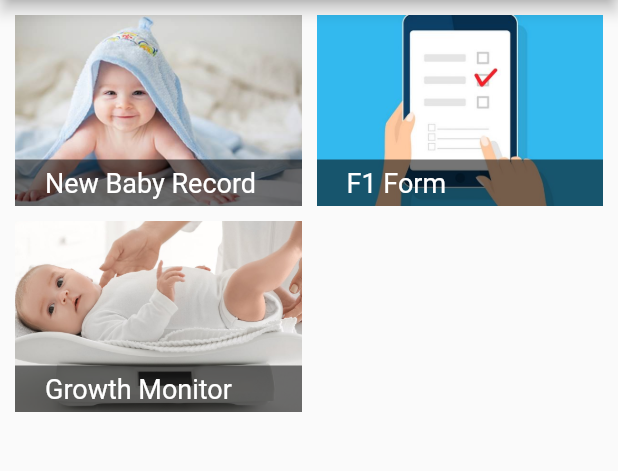
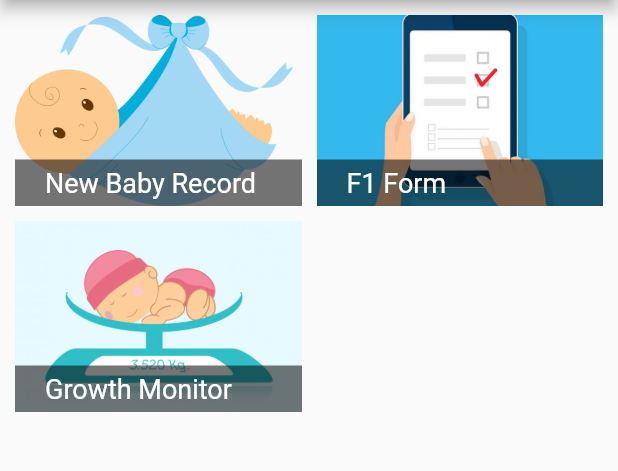
Before and after one commit to ndpdarshana/GroMo, a Flutter app: the screen it shows after launch, after a tap on "Login", on a phone screen of 412 x 824 dp, the part 84-555 px from its top. Run offline on Flutter 3.47's test engine with Material 2 defaults, Android fonts, the phone set to English and light mode, and no system bars; our stand-ins replace bloc, equatable, flutter_bloc, formz.

Commit message:
app decupling

```diff
--- /dev/null
+++ b/lib/app/app.dart
@@ -0,0 +1,53 @@
+import 'package:flutter/material.dart';
+import 'package:flutter_localizations/flutter_localizations.dart';
+import 'package:growMo/app_localizations.dart';
+import 'package:growMo/app_theme_data.dart';
+import 'package:growMo/login/login_screen.dart';
+import 'package:growMo/screens/edit_record_screen.dart';
+import 'package:growMo/screens/growth_monitoring_screen.dart';
+import 'package:growMo/screens/home_screen.dart';
+import 'package:growMo/screens/search_screen.dart';
+
+class App extends StatelessWidget {
+  @override
+  Widget build(BuildContext context) {
+    return MaterialApp(
+      title: 'GrowMo',
+      //List all the supported localizations
+      supportedLocales: [
+        Locale('en', 'US'),
+        Locale('id', 'ID'),
+      ],
+      // These delagates make sure that the localization data for the proper language is loaded
+      localizationsDelegates: [
+        // A class which loads the translations from json files
+        AppLocalizations.delegate,
+        // Built-in localization of basic text for Material widgets
+        GlobalMaterialLocalizations.delegate,
+        // Built-in localization for text direction LTR/RTL
+        GlobalWidgetsLocalizations.delegate,
+      ],
+      // Returns a locale which will be used by the app
+      localeResolutionCallback: (locale, supportedLocales) {
+        // Check if the current device locale is supported
+        for (var supportedLocale in supportedLocales) {
+          if (supportedLocale.languageCode == locale.languageCode &&
+              supportedLocale.countryCode == locale.countryCode) {
+            return supportedLocale;
+          }
+        }
+        // if the locale of the device is not supported, use the first one
+        // from the list (English, in this case)
+        return supportedLocales.first;
+      },
+      theme: AppThemeData.light(),
+      home: LoginScreen(),
+      routes: {
+        HomeScreen.routeName: (context) => HomeScreen(),
+        EditRecordScreen.routeName: (context) => EditRecordScreen(),
+        SearchScreen.routeName: (context) => SearchScreen(),
+        GrowthMonitoringScreen.routeName: (context) => GrowthMonitoringScreen()
+      },
+    );
+  }
+}
--- /dev/null
+++ b/lib/app_theme_data.dart
@@ -0,0 +1,15 @@
+import 'package:flutter/material.dart';
+
+class AppThemeData {
+  static ThemeData light() {
+    return ThemeData(
+      primaryColor: Colors.blue,
+      inputDecorationTheme: InputDecorationTheme(
+        border: OutlineInputBorder(
+          borderRadius: BorderRadius.circular(10),
+          borderSide: BorderSide(),
+        ),
+      ),
+    );
+  }
+}
--- a/lib/screens/auth_screen.dart
+++ b/lib/login/login_screen.dart
@@ -3,7 +3,7 @@ import 'package:flutter_bloc/flutter_bloc.dart';
 import 'package:growMo/login/bloc/login_bloc.dart';
 import 'package:growMo/login/login_form_widget.dart';
 
-class AuthScreen extends StatelessWidget {
+class LoginScreen extends StatelessWidget {
   static const routeName = '/auth';
   final FocusNode passwordFocusNode = FocusNode();
   @override
--- a/lib/main.dart
+++ b/lib/main.dart
@@ -1,65 +1,6 @@
 import 'package:flutter/material.dart';
-import 'package:flutter_localizations/flutter_localizations.dart';
-import 'package:growMo/app_localizations.dart';
-import 'package:growMo/screens/search_screen.dart';
-import './screens/edit_record_screen.dart';
-import './screens/growth_monitoring_screen.dart';
-import 'screens/home_screen.dart';
-
-import './screens/auth_screen.dart';
+import 'package:growMo/app/app.dart';
 
 void main() {
-  runApp(MyApp());
+  runApp(App());
 }
-
-class MyApp extends StatelessWidget {
-  @override
-  Widget build(BuildContext context) {
-    return MaterialApp(
-      title: 'GrowMo',
-      //List all the supported localizations
-      supportedLocales: [
-        Locale('en', 'US'),
-        Locale('id', 'ID'),
-      ],
-      // These delagates make sure that the localization data for the proper language is loaded
-      localizationsDelegates: [
-        // A class which loads the translations from json files
-        AppLocalizations.delegate,
-        // Built-in localization of basic text for Material widgets
-        GlobalMaterialLocalizations.delegate,
-        // Built-in localization for text direction LTR/RTL
-        GlobalWidgetsLocalizations.delegate,
-      ],
-      // Returns a locale which will be used by the app
-      localeResolutionCallback: (locale, supportedLocales) {
-        // Check if the current device locale is supported
-        for (var supportedLocale in supportedLocales) {
-          if (supportedLocale.languageCode == locale.languageCode &&
-              supportedLocale.countryCode == locale.countryCode) {
-            return supportedLocale;
-          }
-        }
-        // if the locale of the device is not supported, use the first one
-        // from the list (English, in this case)
-        return supportedLocales.first;
-      },
-      theme: ThemeData(
-        primaryColor: Colors.blue,
-        inputDecorationTheme: InputDecorationTheme(
-          border: OutlineInputBorder(
-            borderRadius: BorderRadius.circular(10),
-            borderSide: BorderSide(),
-          ),
-        ),
-      ),
-      home: AuthScreen(),
-      routes: {
-        HomeScreen.routeName: (context) => HomeScreen(),
-        EditRecordScreen.routeName: (context) => EditRecordScreen(),
-        SearchScreen.routeName: (context) => SearchScreen(),
-        GrowthMonitoringScreen.routeName: (context) => GrowthMonitoringScreen()
-      },
-    );
-  }
-}
--- a/lib/screens/edit_record_screen.dart
+++ b/lib/screens/edit_record_screen.dart
@@ -55,6 +55,7 @@ class _EditRecordScreenState extends State<EditRecordScreen> {
         child: Form(
             child: SingleChildScrollView(
           child: Column(
+            mainAxisAlignment: MainAxisAlignment.start,
             children: [
               CustomTextFormField(
                 labelText: 'Name',
@@ -80,6 +81,8 @@ class _EditRecordScreenState extends State<EditRecordScreen> {
                         Text(AppLocalizations.of(context)
                             .translate('field_placeholder_male')),
                         Radio(
+                          groupValue: null,
+                          value: 1,
                           onChanged: (value) {},
                         ),
                       ],
@@ -92,6 +95,8 @@ class _EditRecordScreenState extends State<EditRecordScreen> {
                         Text(AppLocalizations.of(context)
                             .translate('field_placeholder_female')),
                         Radio(
+                          groupValue: null,
+                          value: 0,
                           onChanged: (value) {},
                         ),
                       ],
--- a/lib/screens/home_screen.dart
+++ b/lib/screens/home_screen.dart
@@ -29,7 +29,7 @@ class HomeScreen extends StatelessWidget {
                 child: Stack(
                   children: [
                     Image.asset(
-                      'assets/images/baby-smile.jpg',
+                      'assets/images/new-born.png',
                       fit: BoxFit.cover,
                       height: double.infinity,
                     ),
@@ -87,7 +87,7 @@ class HomeScreen extends StatelessWidget {
                 child: Stack(
                   children: [
                     Image.asset(
-                      'assets/images/Baby-weigth.jpeg',
+                      'assets/images/childs-weight.jpeg',
                       fit: BoxFit.cover,
                       height: double.infinity,
                     ),
--- a/pubspec.yaml
+++ b/pubspec.yaml
@@ -25,7 +25,7 @@ dependencies:
     sdk: flutter
   flutter_localizations:
     sdk: flutter
-  flutter_bloc: ^6.0.6
+  flutter_bloc: ^6.1.0
   equatable: ^1.2.5
   intl: ^0.16.1
   http: ^0.12.2
@@ -53,9 +53,9 @@ flutter:
 
   # To add assets to your application, add an assets section, like this:
   assets:
-    - assets/images/baby-smile.jpg
+    - assets/images/new-born.png
     - assets/images/Mobile-Tablet-form.jpg
-    - assets/images/Baby-weigth.jpeg
+    - assets/images/childs-weight.jpeg
     - assets/lang/en_US.json
     - assets/lang/id_ID.json
 
```
Also changed, not shown: lib/app/bloc/app_bloc.dart (added, +16 -0 lines), lib/app/bloc/app_event.dart (added, +8 -0 lines), lib/app/bloc/app_state.dart (added, +12 -0 lines), assets/images/Baby-weigth.jpeg (deleted), assets/images/baby-smile.jpg (deleted), assets/images/childs-weight.jpeg (added), assets/images/new-born.png (added), pubspec.lock, 1 other file.
